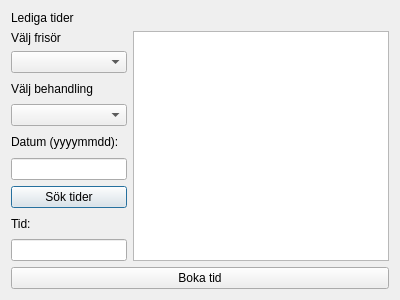
Above: booktime.ui from adinaknutsson/BookingSystem before the change. Below: the same form after it.
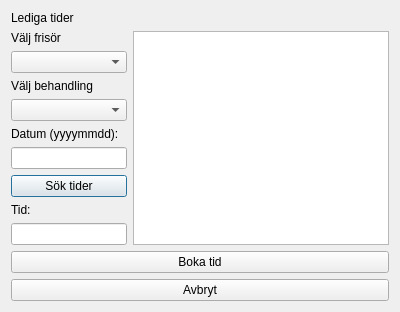
That is the form after the change.

```diff
--- a/booktime.ui
+++ b/booktime.ui
@@ -92,6 +92,16 @@
        </property>
       </widget>
      </item>
+     <item>
+      <widget class="QPushButton" name="end">
+       <property name="text">
+        <string>Avbryt</string>
+       </property>
+      </widget>
+     </item>
+     <item>
+      <layout class="QHBoxLayout" name="horizontalLayout_2"/>
+     </item>
     </layout>
    </item>
   </layout>
```
